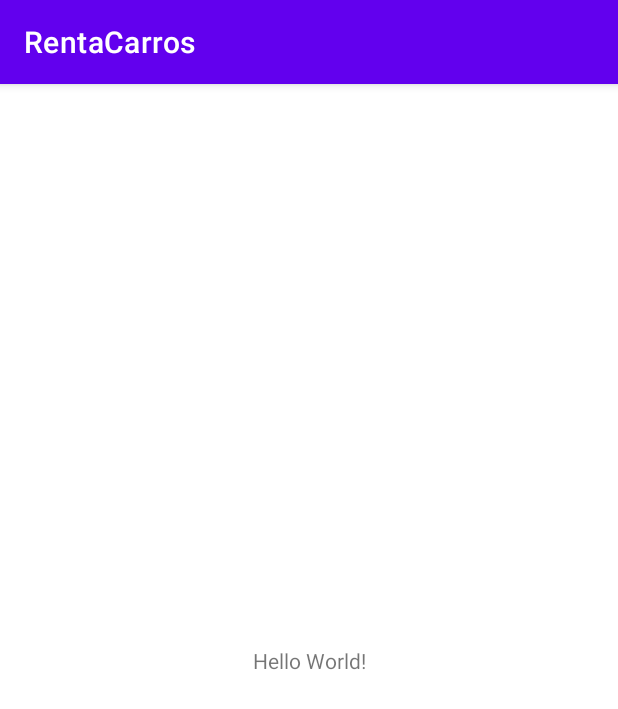
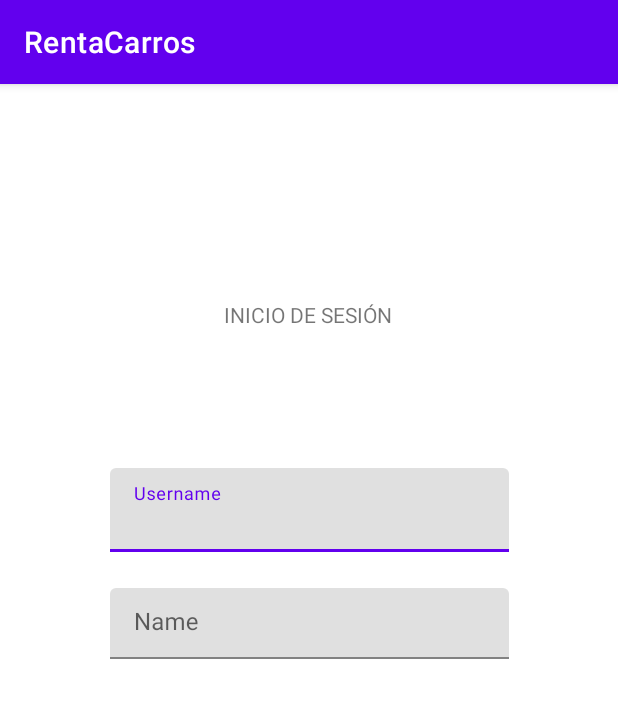
Before and after one commit to Fenix2902/AppRentaCarros, an Android app: the screen it shows after launch (MainActivity), on a phone screen of 412 x 824 dp. Shown: the top 709 px of the screen. Run offline under Robolectric (Android 15) with nearby library versions, the phone set to English and light mode, and no system bars.

Commit message:
se inicia diseño de Inicio de sesion

```diff
--- a/app/src/main/res/layout/activity_main.xml
+++ b/app/src/main/res/layout/activity_main.xml
@@ -7,12 +7,47 @@
     tools:context=".MainActivity">
 
     <TextView
-        android:layout_width="wrap_content"
-        android:layout_height="wrap_content"
-        android:text="Hello World!"
-        app:layout_constraintBottom_toBottomOf="parent"
+        android:id="@+id/textView"
+        android:layout_width="150dp"
+        android:layout_height="20dp"
+        android:layout_marginTop="144dp"
+        android:text="INICIO DE SESIÓN"
+        android:textAlignment="center"
+        android:textAllCaps="true"
         app:layout_constraintEnd_toEndOf="parent"
+        app:layout_constraintHorizontal_bias="0.498"
         app:layout_constraintStart_toStartOf="parent"
         app:layout_constraintTop_toTopOf="parent" />
 
+    <com.google.android.material.textfield.TextInputLayout
+        android:id="@+id/textInputLayout"
+        android:layout_width="266dp"
+        android:layout_height="56dp"
+        android:layout_marginTop="92dp"
+        app:layout_constraintEnd_toEndOf="parent"
+        app:layout_constraintStart_toStartOf="parent"
+        app:layout_constraintTop_toBottomOf="@+id/textView">
+
+        <com.google.android.material.textfield.TextInputEditText
+            android:id="@+id/etUsername"
+            android:layout_width="match_parent"
+            android:layout_height="wrap_content"
+            android:hint="Username" />
+    </com.google.android.material.textfield.TextInputLayout>
+
+    <com.google.android.material.textfield.TextInputLayout
+        android:layout_width="266dp"
+        android:layout_height="47dp"
+        android:layout_marginTop="24dp"
+        app:layout_constraintEnd_toEndOf="parent"
+        app:layout_constraintStart_toStartOf="parent"
+        app:layout_constraintTop_toBottomOf="@+id/textInputLayout">
+
+        <com.google.android.material.textfield.TextInputEditText
+            android:id="@+id/etName"
+            android:layout_width="266dp"
+            android:layout_height="match_parent"
+            android:hint="Name" />
+    </com.google.android.material.textfield.TextInputLayout>
+
 </androidx.constraintlayout.widget.ConstraintLayout>
```
